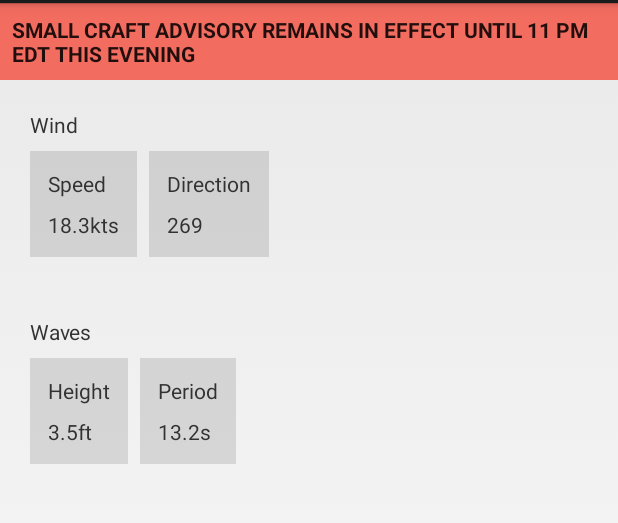
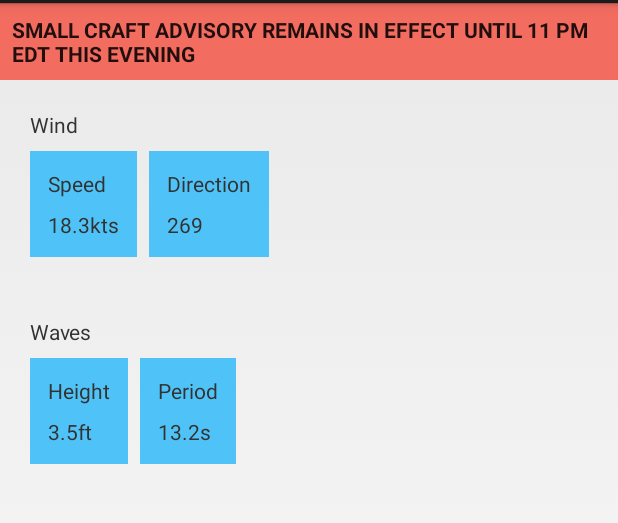
Before and after one commit to krschultz/AndroidWeatherBuoyDemo, an Android app: the screen it shows after launch (BuoyDetailActivity), after a tap on "41002", on a phone screen of 412 x 824 dp, the part 69-592 px from its top. Run offline under Robolectric (Android 15) with nearby library versions, the phone set to English and light mode, and no system bars.

Commit message:
add a touch of color

```diff
--- a/app/src/main/java/com/kevinrschultz/weatherbuoy/views/InstrumentView.java
+++ b/app/src/main/java/com/kevinrschultz/weatherbuoy/views/InstrumentView.java
@@ -28,7 +28,15 @@ public class InstrumentView extends RelativeLayout implements Instrument {
     }
 
     public InstrumentView(Context context, AttributeSet attrs) {
-        this(context, attrs, 0);
+        super(context, attrs);
+        TypedArray ta = context.getTheme().obtainStyledAttributes(attrs, R.styleable.InstrumentView, 0, 0);
+        try {
+            labelText = ta.getString(R.styleable.InstrumentView_labelText);
+            init();
+        } finally {
+            // why does un commenting this crash? Should not be the case?
+            // ta.recycle();
+        }
     }
 
     public InstrumentView(Context context, AttributeSet attrs, int defStyle) {
--- a/app/src/main/res/layout/view_instrument.xml
+++ b/app/src/main/res/layout/view_instrument.xml
@@ -4,7 +4,7 @@
     xmlns:tools="http://schemas.android.com/tools"
     android:layout_width="wrap_content"
     android:layout_height="wrap_content"
-    android:background="@color/dividers"
+    android:background="@color/light_blue"
     android:padding="@dimen/standard_padding">
 
     <TextView
```
